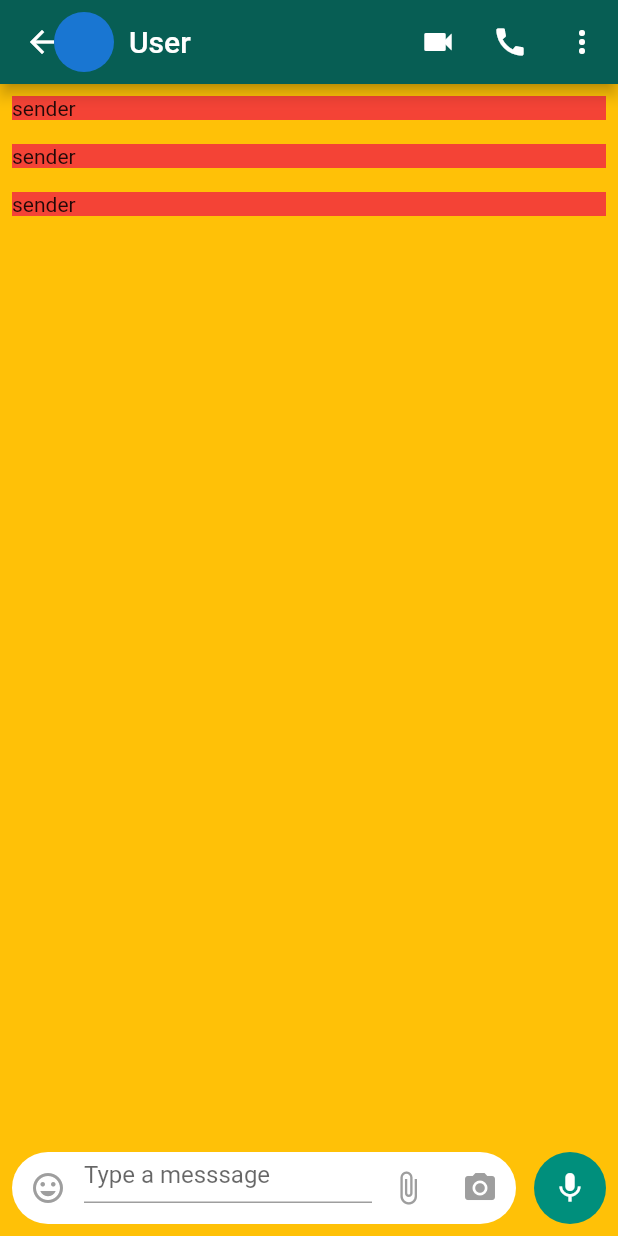
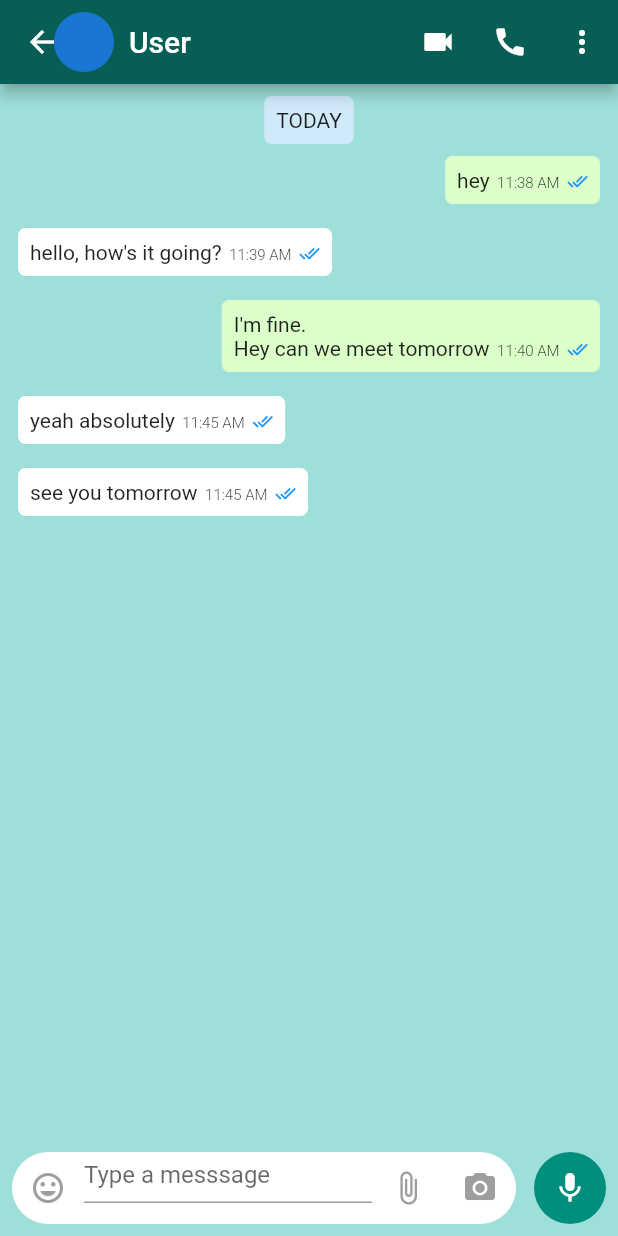
Before and after one commit to varamsky/clone_whatsapp_ui, a Flutter app: the ChatScreen screen opened directly, on a phone screen of 412 x 824 dp. Run offline on Flutter 3.47's test engine with Material 2 defaults, Android fonts, the phone set to English and light mode, and no system bars; our stand-ins replace camera.

Commit message:
Improving the Main Chat Screen

```diff
--- a/lib/main.dart
+++ b/lib/main.dart
@@ -17,7 +17,6 @@ Future<void> main() async {
 
 //TODO: Solve Camera Issue
 //TODO: Add Sliver Appbar
-//TODO: Add Main Chat Screen
 //TODO: Improve Status List Screen
 
 class MyApp extends StatelessWidget {
--- a/lib/screens/chatScreen.dart
+++ b/lib/screens/chatScreen.dart
@@ -34,37 +34,87 @@ class ChatScreen extends StatelessWidget {
         ],
       ),
       body: Container(
-        color: Colors.amber,
+        color: Color(0xff9EDFDA),
         child: Column(
           mainAxisSize: MainAxisSize.max,
           mainAxisAlignment: MainAxisAlignment.spaceBetween,
           children: <Widget>[
-            Flexible(flex: 2,fit: FlexFit.tight,child: chatSection(context),),
-            Flexible(flex: 1,child: chatInput(context)),
+            Flexible(
+              flex: 5,
+              fit: FlexFit.loose,
+              child: chatSection(context),
+            ),
+            Flexible(flex: 1, child: chatInput(context)),
           ],
         ),
       ),
     );
   }
 
-  Widget chatSection(BuildContext context){
+  Widget chatSection(BuildContext context) {
     return Column(
+      mainAxisAlignment: MainAxisAlignment.start,
+      mainAxisSize: MainAxisSize.max,
+      crossAxisAlignment: CrossAxisAlignment.end,
       children: <Widget>[
-        chatBubble(),
-        chatBubble(),
-        chatBubble(),
-
+        Padding(
+          padding: const EdgeInsets.only(top:8.0),
+          child: Align(
+            alignment: Alignment.center,
+            child: Container(
+              //alignment: Alignment.bottomRight,
+              padding: const EdgeInsets.all(8.0),
+              decoration: BoxDecoration(
+                color: Color(0xffD0E9F9),
+                shape: BoxShape.rectangle,
+                borderRadius: BorderRadius.circular(5.0),
+              ),
+              //alignment: Alignment.bottomRight,
+              child: Text(
+                'TODAY',
+                //textAlign: TextAlign.end,
+              ),
+            ),
+          ),
+        ),
+        chatBubble(Alignment.bottomRight,'hey','11:38 AM'),
+        chatBubble(Alignment.bottomLeft,'hello, how\'s it going?','11:39 AM'),
+        chatBubble(Alignment.bottomRight,'I\'m fine. \nHey can we meet tomorrow','11:40 AM'),
+        chatBubble(Alignment.bottomLeft,'yeah absolutely','11:45 AM'),
+        chatBubble(Alignment.bottomLeft,'see you tomorrow','11:45 AM'),
       ],
     );
   }
 
-  Widget chatBubble(){
+  Widget chatBubble(Alignment alignment,String message,String time) {
     return Padding(
-      padding: const EdgeInsets.all(8.0),
-      child: Container(
-        alignment: Alignment.centerLeft,
-        color: Colors.red,
-        child: Text('sender'),
+      padding: const EdgeInsets.symmetric(horizontal: 12.0, vertical: 8.0),
+      child: Align(
+        alignment: alignment,
+        child: Container(
+          //alignment: Alignment.bottomRight,
+          padding: const EdgeInsets.all(8.0),
+          decoration: BoxDecoration(
+            color: (alignment == Alignment.bottomRight)?Color(0xffDCFFCA):Colors.white,
+            shape: BoxShape.rectangle,
+            borderRadius: BorderRadius.circular(5.0),
+          ),
+          //alignment: Alignment.bottomRight,
+          child: Row(
+            mainAxisSize: MainAxisSize.min,
+            crossAxisAlignment: CrossAxisAlignment.end,
+            children: <Widget>[
+              Text(
+                message,
+                //textAlign: TextAlign.end,
+              ),
+              SizedBox(width: 5.0,),
+              Text(time,style: TextStyle(fontWeight: FontWeight.w300,fontSize: 10.0),),
+              SizedBox(width: 5.0,),
+              Icon(Icons.done_all,color: Colors.blue,size: 14.0,),
+            ],
+          ),
+        ),
       ),
     );
   }
```
